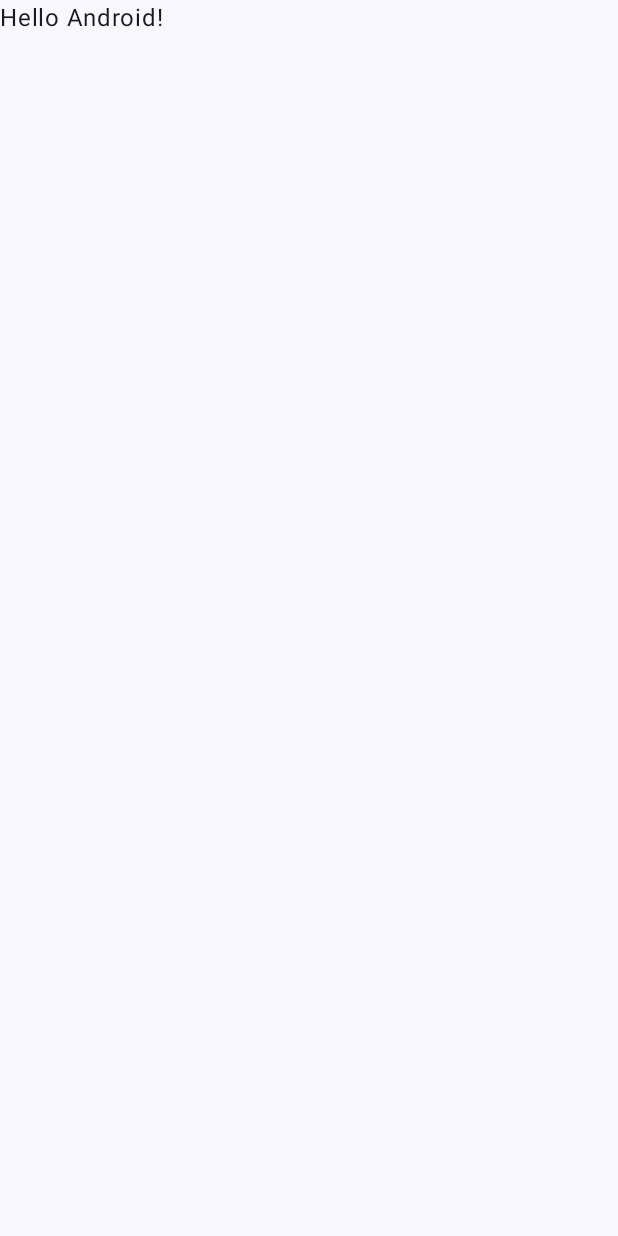
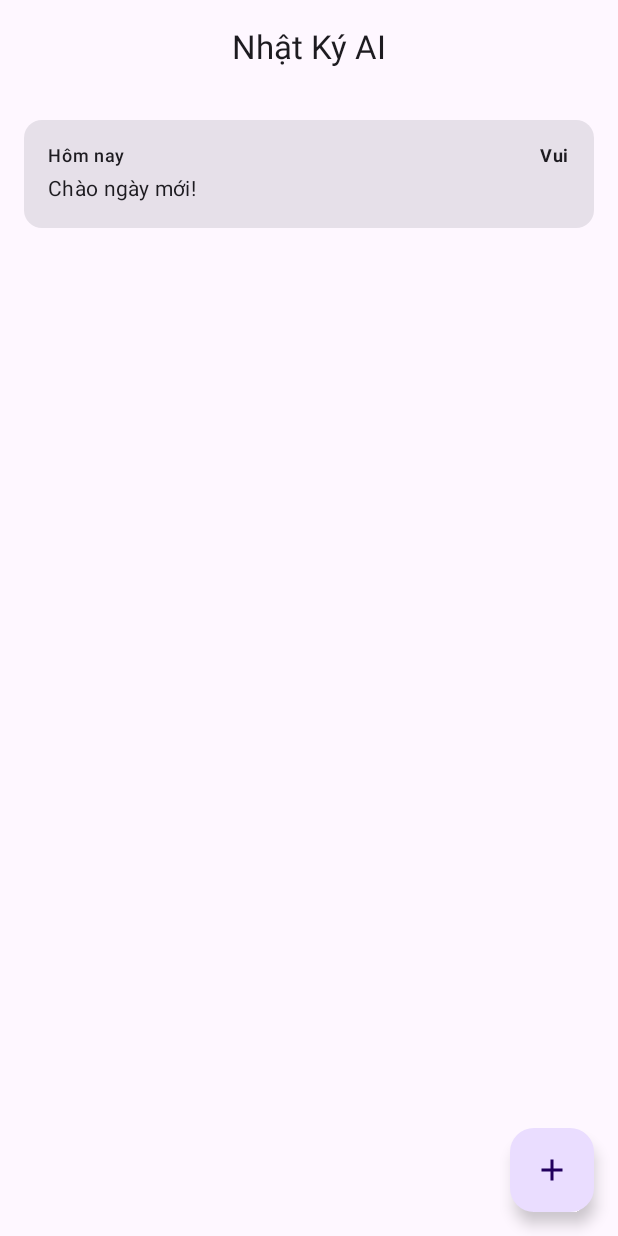
Before and after one commit to NguyenVanHung2004/2526I_INT3120_1_GROUP_3, an Android app built with Jetpack Compose: the screen it shows after launch (MainActivity), on a phone screen of 412 x 824 dp. Before the commit the screen is almost empty. Run offline under Robolectric (Android 15) with nearby library versions, the phone set to English and light mode, and no system bars.

```diff
--- a/app/build.gradle.kts
+++ b/app/build.gradle.kts
@@ -56,4 +56,8 @@ dependencies {
     androidTestImplementation(libs.androidx.compose.ui.test.junit4)
     debugImplementation(libs.androidx.compose.ui.tooling)
     debugImplementation(libs.androidx.compose.ui.test.manifest)
+    implementation("androidx.compose.material:material-icons-extended:1.6.0")
+    implementation("androidx.compose.material3:material3:1.2.0")
+    implementation("androidx.navigation:navigation-compose:2.7.7")
+    implementation("androidx.lifecycle:lifecycle-viewmodel-compose:2.7.0")
 }
--- a/app/src/main/java/com/example/aijournalingapp/MainActivity.kt
+++ b/app/src/main/java/com/example/aijournalingapp/MainActivity.kt
@@ -3,45 +3,16 @@ package com.example.aijournalingapp
 import android.os.Bundle
 import androidx.activity.ComponentActivity
 import androidx.activity.compose.setContent
-import androidx.activity.enableEdgeToEdge
-import androidx.compose.foundation.layout.fillMaxSize
-import androidx.compose.foundation.layout.padding
-import androidx.compose.material3.Scaffold
-import androidx.compose.material3.Text
-import androidx.compose.runtime.Composable
-import androidx.compose.ui.Modifier
-import androidx.compose.ui.tooling.preview.Preview
-import com.example.aijournalingapp.ui.theme.AIJournalingAppTheme
+import androidx.compose.material3.MaterialTheme
+import com.example.aijournalingapp.ui.navigation.AppNavigation
 
 class MainActivity : ComponentActivity() {
     override fun onCreate(savedInstanceState: Bundle?) {
         super.onCreate(savedInstanceState)
-        enableEdgeToEdge()
         setContent {
-            AIJournalingAppTheme {
-                Scaffold(modifier = Modifier.fillMaxSize()) { innerPadding ->
-                    Greeting(
-                        name = "Android",
-                        modifier = Modifier.padding(innerPadding)
-                    )
-                }
+            MaterialTheme {
+                AppNavigation()
             }
         }
     }
 }
-
-@Composable
-fun Greeting(name: String, modifier: Modifier = Modifier) {
-    Text(
-        text = "Hello $name!",
-        modifier = modifier
-    )
-}
-
-@Preview(showBackground = true)
-@Composable
-fun GreetingPreview() {
-    AIJournalingAppTheme {
-        Greeting("Android")
-    }
-}
--- /dev/null
+++ b/app/src/main/java/com/example/aijournalingapp/data/FakeRepository.kt
@@ -0,0 +1,20 @@
+package com.example.aijournalingapp.data
+
+import com.example.aijournalingapp.model.JournalEntry
+
+object FakeRepository {
+    private val _journals = mutableListOf<JournalEntry>()
+
+    init {
+        // Dữ liệu mẫu
+        _journals.add(JournalEntry(content = "Chào ngày mới!", mood = "Vui", fakeAiAdvice = "Năng lượng tốt!"))
+    }
+
+    fun getAll() = _journals.toList()
+
+    fun add(entry: JournalEntry) {
+        _journals.add(0, entry)
+    }
+
+    fun getById(id: String) = _journals.find { it.id == id }
+}
--- /dev/null
+++ b/app/src/main/java/com/example/aijournalingapp/model/JournalEntry.kt
@@ -0,0 +1,11 @@
+package com.example.aijournalingapp.model
+
+import java.util.UUID
+
+data class JournalEntry(
+    val id: String = UUID.randomUUID().toString(),
+    val content: String,
+    val mood: String,
+    val date: String = "Hôm nay",
+    val fakeAiAdvice: String // Giả lập lời khuyên AI
+)
--- /dev/null
+++ b/app/src/main/java/com/example/aijournalingapp/ui/home/HomeScreen.kt
@@ -0,0 +1,68 @@
+package com.example.aijournalingapp.ui.home
+
+import androidx.compose.foundation.layout.*
+import androidx.compose.foundation.lazy.LazyColumn
+import androidx.compose.foundation.lazy.items // Đảm bảo bạn đã import hàm items này
+import androidx.compose.material.icons.Icons
+import androidx.compose.material.icons.filled.Add
+import androidx.compose.material3.*
+import androidx.compose.runtime.Composable
+import androidx.compose.runtime.LaunchedEffect
+import androidx.compose.ui.Modifier
+import androidx.compose.ui.text.font.FontWeight
+import androidx.compose.ui.unit.dp
+import androidx.lifecycle.viewmodel.compose.viewModel
+import androidx.navigation.NavController
+import com.example.aijournalingapp.model.JournalEntry
+
+@OptIn(ExperimentalMaterial3Api::class)
+@Composable
+fun HomeScreen(
+    navController: NavController,
+    viewModel: HomeViewModel = viewModel()
+) {
+    LaunchedEffect(Unit) { viewModel.refreshData() }
+
+    Scaffold(
+        topBar = { CenterAlignedTopAppBar(title = { Text("Nhật Ký AI") }) },
+        floatingActionButton = {
+            FloatingActionButton(onClick = { navController.navigate("entry") }) {
+                Icon(Icons.Default.Add, contentDescription = "Thêm")
+            }
+        }
+    ) { padding ->
+        LazyColumn(
+            contentPadding = PaddingValues(16.dp),
+            modifier = Modifier.padding(padding).fillMaxSize(),
+            verticalArrangement = Arrangement.spacedBy(8.dp)
+        ) {
+            // SỬA LỖI: Bỏ "LazyListScope." ở đầu
+            items(viewModel.journals.value) { journal ->
+                Card(
+                    onClick = { navController.navigate("insight/${journal.id}") },
+                    modifier = Modifier.fillMaxWidth()
+                ) {
+                    Column(modifier = Modifier.padding(16.dp)) {
+                        Row(
+                            horizontalArrangement = Arrangement.SpaceBetween,
+                            modifier = Modifier.fillMaxWidth()
+                        ) {
+                            Text(text = journal.date, style = MaterialTheme.typography.labelMedium)
+                            Text(
+                                text = journal.mood,
+                                style = MaterialTheme.typography.labelMedium,
+                                fontWeight = FontWeight.Bold
+                            )
+                        }
+                        Spacer(modifier = Modifier.height(4.dp))
+                        Text(
+                            text = journal.content,
+                            maxLines = 2,
+                            style = MaterialTheme.typography.bodyMedium
+                        )
+                    }
+                }
+            }
+        }
+    }
+}
--- /dev/null
+++ b/app/src/main/java/com/example/aijournalingapp/ui/home/HomeViewModel.kt
@@ -0,0 +1,14 @@
+package com.example.aijournalingapp.ui.home
+
+import androidx.compose.runtime.mutableStateOf
+import androidx.lifecycle.ViewModel
+import com.example.aijournalingapp.data.FakeRepository
+
+class HomeViewModel : ViewModel() {
+    var journals = mutableStateOf(FakeRepository.getAll())
+        private set
+
+    fun refreshData() {
+        journals.value = FakeRepository.getAll()
+    }
+}
--- /dev/null
+++ b/app/src/main/java/com/example/aijournalingapp/ui/navigation/AppNavigation.kt
@@ -0,0 +1,29 @@
+package com.example.aijournalingapp.ui.navigation
+
+import androidx.compose.runtime.Composable
+import androidx.navigation.compose.NavHost
+import androidx.navigation.compose.composable
+import androidx.navigation.compose.rememberNavController
+import com.example.aijournalingapp.ui.entry.EntryScreen
+import com.example.aijournalingapp.ui.home.HomeScreen
+import com.example.aijournalingapp.ui.insight.InsightScreen
+
+@Composable
+fun AppNavigation() {
+    val navController = rememberNavController()
+
+    NavHost(navController = navController, startDestination = "home") {
+        composable("home") {
+            HomeScreen(navController)
+        }
+        composable("entry") {
+            EntryScreen(onNavigateBack = { navController.popBackStack() })
+        }
+        composable("insight/{journalId}") { backStackEntry ->
+            val journalId = backStackEntry.arguments?.getString("journalId")
+            if (journalId != null) {
+                InsightScreen(journalId = journalId, onNavigateBack = { navController.popBackStack() })
+            }
+        }
+    }
+}
```
Also changed, not shown: app/src/main/java/com/example/aijournalingapp/ui/components/EmotionTree.kt (added, +79 -0 lines), app/src/main/java/com/example/aijournalingapp/ui/entry/EntryScreen.kt (added, +57 -0 lines), app/src/main/java/com/example/aijournalingapp/ui/entry/EntryViewModel.kt (added, +27 -0 lines), app/src/main/java/com/example/aijournalingapp/ui/insight/InsightScreen.kt (added, +57 -0 lines), app/src/main/java/com/example/aijournalingapp/ui/insight/InsightViewModel.kt (added, +17 -0 lines).
